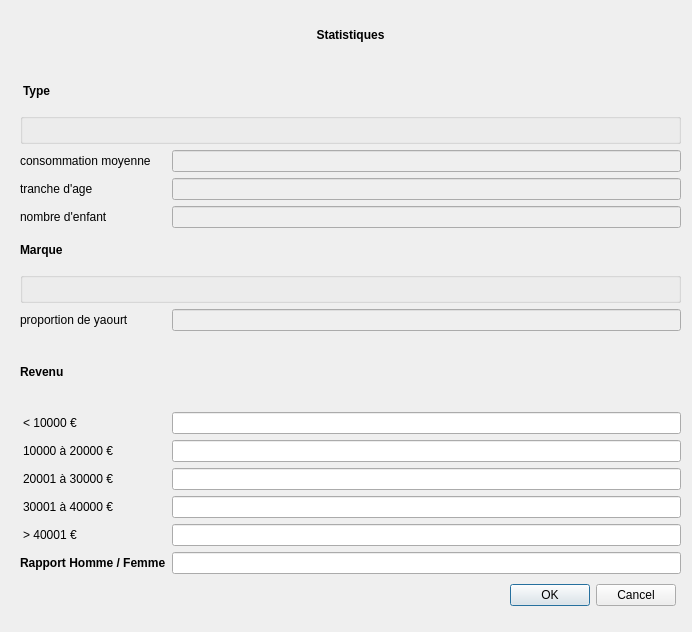
Old version of the form QTProjectS6/statistique.ui in the repository LeoGaudias/QTProjectS6.
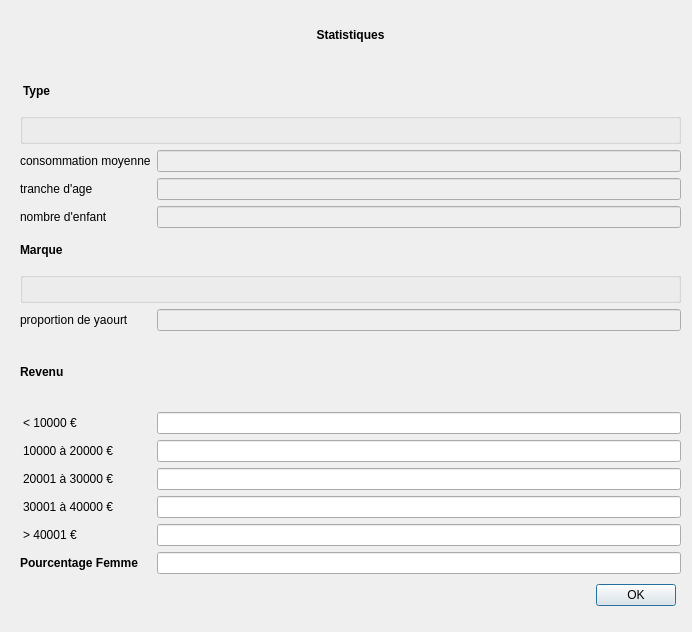
New version of the form.

Diff of the .ui file:
```diff
--- a/QTProjectS6/statistique.ui
+++ b/QTProjectS6/statistique.ui
@@ -23,7 +23,7 @@
     </rect>
    </property>
    <property name="standardButtons">
-    <set>QDialogButtonBox::Cancel|QDialogButtonBox::Ok</set>
+    <set>QDialogButtonBox::Ok</set>
    </property>
   </widget>
   <widget class="QWidget" name="gridLayoutWidget_2">
@@ -249,7 +249,7 @@
        </font>
       </property>
       <property name="text">
-       <string>Rapport Homme / Femme</string>
+       <string>Pourcentage Femme</string>
       </property>
      </widget>
     </item>
```
Left out of the diff: 5 changed lines with no effect on the pictures.
